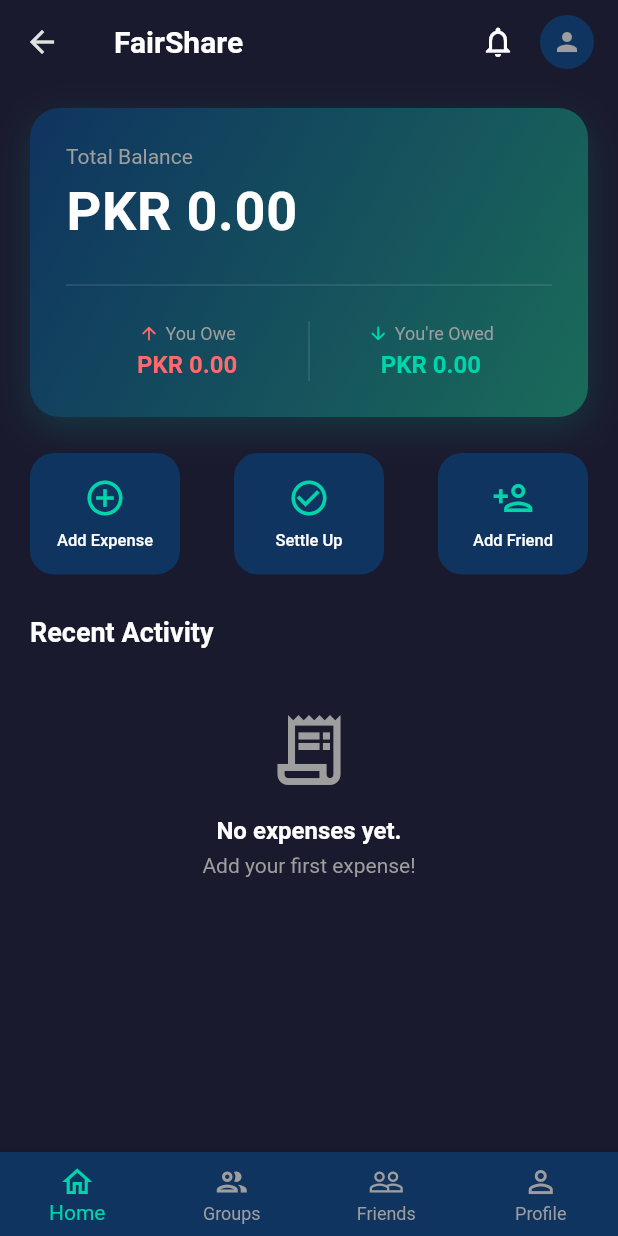
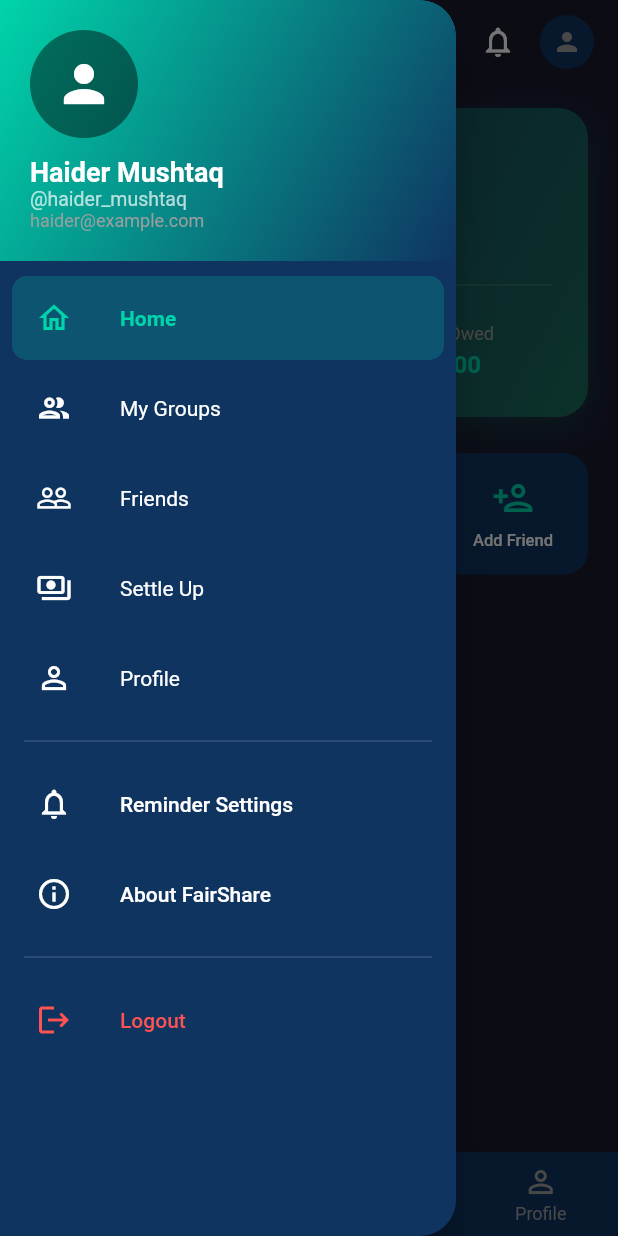
Before and after one commit to Haidermushtaq/splivy, a Flutter app: the DashboardScreen screen opened by its route, with the side drawer open (before the commit the screen has no drawer), on a phone screen of 412 x 824 dp. Run offline on Flutter 3.47's test engine with Material 3 defaults, Android fonts, the phone set to English and light mode, and no system bars; our stand-ins replace shared_preferences; accounts and stored records are empty.

Commit message:
feat: add app drawer with navigation links
Drawer slides in from the left on the DashboardScreen with rounded
right corners. Header shows user avatar, name, username and email.
Nav items highlight the active tab. Includes Reminder Settings,
About, and Logout dialogs. All navigation uses named routes.

Co-authored-by: HaiderZahoorr <haiderzahoor808@gmail.com>
Co-authored-by: shumailkhan845 <shumail.kn845@gmail.com>

```diff
--- a/lib/screens/dashboard/dashboard_screen.dart
+++ b/lib/screens/dashboard/dashboard_screen.dart
@@ -3,6 +3,7 @@ import 'package:flutter/services.dart';
 import '../groups/groups_screen.dart';
 import '../friends/friends_screen.dart';
 import '../profile/profile_screen.dart';
+import '../../widgets/app_drawer.dart';
 
 class DashboardScreen extends StatefulWidget {
   const DashboardScreen({super.key});
@@ -15,6 +16,11 @@ class _DashboardScreenState extends State<DashboardScreen> {
   int _currentIndex = 0;
 
   static const _bg = Color(0xFF1A1A2E);
+
+  String get _currentRoute {
+    const routes = ['/dashboard', '/groups', '/friends', '/profile'];
+    return routes[_currentIndex];
+  }
   static const _accent = Color(0xFF00D4AA);
   static const _cardDark = Color(0xFF0F3460);
 
@@ -66,6 +72,7 @@ class _DashboardScreenState extends State<DashboardScreen> {
       child: Scaffold(
         backgroundColor: _bg,
         appBar: _buildAppBar(),
+        drawer: AppDrawer(currentRoute: _currentRoute),
         body: _buildBody(),
         bottomNavigationBar: _buildBottomNav(),
       ),
@@ -76,7 +83,13 @@ class _DashboardScreenState extends State<DashboardScreen> {
     return AppBar(
       backgroundColor: _bg,
       elevation: 0,
-      titleSpacing: 20,
+      titleSpacing: 12,
+      leading: Builder(
+        builder: (ctx) => IconButton(
+          icon: const Icon(Icons.menu, color: Colors.white),
+          onPressed: () => Scaffold.of(ctx).openDrawer(),
+        ),
+      ),
       title: const Text(
         'FairShare',
         style: TextStyle(
--- /dev/null
+++ b/lib/widgets/app_drawer.dart
@@ -0,0 +1,350 @@
+import 'package:flutter/material.dart';
+
+class AppDrawer extends StatefulWidget {
+  final String currentRoute;
+  const AppDrawer({super.key, required this.currentRoute});
+
+  @override
+  State<AppDrawer> createState() => _AppDrawerState();
+}
+
+class _AppDrawerState extends State<AppDrawer> {
+  static const _bg = Color(0xFF0F3460);
+  static const _accent = Color(0xFF00D4AA);
+
+  int _reminderHours = 24;
+
+  @override
+  Widget build(BuildContext context) {
+    return Drawer(
+      backgroundColor: _bg,
+      shape: const RoundedRectangleBorder(
+        borderRadius: BorderRadius.only(
+          topRight: Radius.circular(24),
+          bottomRight: Radius.circular(24),
+        ),
+      ),
+      child: ListView(
+        padding: EdgeInsets.zero,
+        children: [
+          _buildHeader(context),
+          const SizedBox(height: 8),
+          _navTile(context, icon: Icons.home_outlined, label: 'Home', route: '/dashboard'),
+          _navTile(context, icon: Icons.group_outlined, label: 'My Groups', route: '/groups'),
+          _navTile(context, icon: Icons.people_outline, label: 'Friends', route: '/friends'),
+          _navTile(context, icon: Icons.payments_outlined, label: 'Settle Up', route: '/settle-up'),
+          _navTile(context, icon: Icons.person_outline, label: 'Profile', route: '/profile'),
+          const Divider(color: Colors.white24, indent: 16, endIndent: 16, height: 24),
+          _actionTile(
+            icon: Icons.notifications_outlined,
+            label: 'Reminder Settings',
+            onTap: _showReminderDialog,
+          ),
+          _actionTile(
+            icon: Icons.info_outline,
+            label: 'About FairShare',
+            onTap: _showAboutDialog,
+          ),
+          const Divider(color: Colors.white24, indent: 16, endIndent: 16, height: 24),
+          _actionTile(
+            icon: Icons.logout,
+            label: 'Logout',
+            onTap: _confirmLogout,
+            color: Colors.redAccent,
+          ),
+          const SizedBox(height: 16),
+        ],
+      ),
+    );
+  }
+
+  Widget _buildHeader(BuildContext context) {
+    return Container(
+      width: double.infinity,
+      decoration: const BoxDecoration(
+        gradient: LinearGradient(
+          colors: [Color(0xFF00D4AA), Color(0xFF0F3460)],
+          begin: Alignment.topLeft,
+          end: Alignment.bottomRight,
+        ),
+        borderRadius: BorderRadius.only(topRight: Radius.circular(24)),
+      ),
+      padding: EdgeInsets.only(
+        left: 20,
+        right: 20,
+        top: MediaQuery.of(context).padding.top + 20,
+        bottom: 20,
+      ),
+      child: Column(
+        crossAxisAlignment: CrossAxisAlignment.start,
+        children: [
+          const CircleAvatar(
+            radius: 36,
+            backgroundColor: Colors.black45,
+            child: Icon(Icons.person, color: Colors.white, size: 40),
+          ),
+          const SizedBox(height: 12),
+          const Text(
+            'Haider Mushtaq',
+            style: TextStyle(
+              color: Colors.white,
+              fontSize: 18,
+              fontWeight: FontWeight.bold,
+            ),
+          ),
+          const Text(
+            '@haider_mushtaq',
+            style: TextStyle(color: Colors.white70, fontSize: 13),
+          ),
+          const Text(
+            'haider@example.com',
+            style: TextStyle(color: Colors.grey, fontSize: 12),
+          ),
+        ],
+      ),
+    );
+  }
+
+  Widget _navTile(
+    BuildContext context, {
+    required IconData icon,
+    required String label,
+    required String route,
+  }) {
+    final active = widget.currentRoute == route;
+    return Padding(
+      padding: const EdgeInsets.symmetric(horizontal: 8, vertical: 2),
+      child: ListTile(
+        leading: Icon(icon, color: active ? _accent : Colors.white),
+        title: Text(
+          label,
+          style: TextStyle(
+            color: active ? _accent : Colors.white,
+            fontWeight: active ? FontWeight.bold : FontWeight.normal,
+          ),
+        ),
+        tileColor: active ? _accent.withValues(alpha: 0.2) : null,
+        shape: RoundedRectangleBorder(borderRadius: BorderRadius.circular(10)),
+        onTap: () {
+          if (route == '/dashboard') {
+            Navigator.of(context).pop();
+          } else {
+            Navigator.of(context)
+              ..pop()
+              ..pushNamed(route);
+          }
+        },
+      ),
+    );
+  }
+
+  Widget _actionTile({
+    required IconData icon,
+    required String label,
+    required VoidCallback onTap,
+    Color color = Colors.white,
+  }) {
+    return Padding(
+      padding: const EdgeInsets.symmetric(horizontal: 8, vertical: 2),
+      child: ListTile(
+        leading: Icon(icon, color: color),
+        title: Text(label, style: TextStyle(color: color)),
+        shape: RoundedRectangleBorder(borderRadius: BorderRadius.circular(10)),
+        onTap: onTap,
+      ),
+    );
+  }
+
+  void _showReminderDialog() {
+    int tempHours = _reminderHours;
+    showDialog(
+      context: context,
+      builder: (ctx) => StatefulBuilder(
+        builder: (ctx, setDialogState) => AlertDialog(
+          backgroundColor: _bg,
+          shape: RoundedRectangleBorder(borderRadius: BorderRadius.circular(16)),
+          title: const Text(
+            'Reminder Settings',
+            style: TextStyle(color: Colors.white, fontWeight: FontWeight.bold),
+          ),
+          content: Column(
+            mainAxisSize: MainAxisSize.min,
+            children: [
+              const Text(
+                'Payment reminder frequency',
+                style: TextStyle(color: Colors.grey, fontSize: 13),
+              ),
+              const SizedBox(height: 12),
+              ...[24, 48, 72].map((h) {
+                final selected = tempHours == h;
+                return InkWell(
+                  onTap: () => setDialogState(() => tempHours = h),
+                  borderRadius: BorderRadius.circular(8),
+                  child: Padding(
+                    padding: const EdgeInsets.symmetric(vertical: 8),
+                    child: Row(
+                      children: [
+                        Container(
+                          width: 20,
+                          height: 20,
+                          decoration: BoxDecoration(
+                            shape: BoxShape.circle,
+                            border: Border.all(
+                              color: selected ? _accent : Colors.grey,
+                              width: 2,
+                            ),
+                          ),
+                          child: selected
+                              ? Center(
+                                  child: Container(
+                                    width: 10,
+                                    height: 10,
+                                    decoration: const BoxDecoration(
+                                      shape: BoxShape.circle,
+                                      color: _accent,
+                                    ),
+                                  ),
+                                )
+                              : null,
+                        ),
+                        const SizedBox(width: 12),
+                        Text(
+                          'Every ${h}hrs',
+                          style: const TextStyle(color: Colors.white, fontSize: 14),
+                        ),
+                      ],
+                    ),
+                  ),
+                );
+              }),
+            ],
+          ),
+          actions: [
+            TextButton(
+              onPressed: () => Navigator.of(ctx).pop(),
+              child: const Text('Cancel', style: TextStyle(color: Colors.grey)),
+            ),
+            ElevatedButton(
+              style: ElevatedButton.styleFrom(
+                backgroundColor: _accent,
+                shape: RoundedRectangleBorder(borderRadius: BorderRadius.circular(8)),
+              ),
+              onPressed: () {
+                setState(() => _reminderHours = tempHours);
+                Navigator.of(ctx).pop();
+              },
+              child: const Text(
+                'Save',
+                style: TextStyle(color: Colors.black, fontWeight: FontWeight.bold),
+              ),
+            ),
+          ],
+        ),
+      ),
+    );
+  }
+
+  void _showAboutDialog() {
+    showDialog(
+      context: context,
+      builder: (ctx) => AlertDialog(
+        backgroundColor: _bg,
+        shape: RoundedRectangleBorder(borderRadius: BorderRadius.circular(16)),
+        title: const Row(
+          children: [
+            Icon(Icons.account_balance_wallet_rounded, color: _accent, size: 24),
+            SizedBox(width: 10),
+            Text(
+              'FairShare',
+              style: TextStyle(color: Colors.white, fontWeight: FontWeight.bold),
+            ),
+          ],
+        ),
+        content: Column(
+          mainAxisSize: MainAxisSize.min,
+          crossAxisAlignment: CrossAxisAlignment.start,
+          children: [
+            const Text('Version 1.0.0', style: TextStyle(color: Colors.grey, fontSize: 13)),
+            const Text(
+              'Split smart. Settle easy.',
+              style: TextStyle(color: Colors.grey, fontSize: 13),
+            ),
+            const SizedBox(height: 16),
+            const Text(
+              'Team',
+              style: TextStyle(
+                color: Colors.white,
+                fontWeight: FontWeight.bold,
+                fontSize: 13,
+              ),
+            ),
+            const SizedBox(height: 8),
+            ...['Haider Mushtaq', 'Mohsin Ashraf', 'Shumail Khan', 'Haider Zahoor'].map(
+              (name) => Padding(
+                padding: const EdgeInsets.only(bottom: 4),
+                child: Row(
+                  children: [
+                    const Icon(Icons.person_outline, color: _accent, size: 14),
+                    const SizedBox(width: 6),
+                    Text(name, style: const TextStyle(color: Colors.white, fontSize: 13)),
+                  ],
+                ),
+              ),
+            ),
+          ],
+        ),
+        actions: [
+          ElevatedButton(
+            style: ElevatedButton.styleFrom(
+              backgroundColor: _accent,
+              shape: RoundedRectangleBorder(borderRadius: BorderRadius.circular(8)),
+            ),
+            onPressed: () => Navigator.of(ctx).pop(),
+            child: const Text(
+              'Close',
+              style: TextStyle(color: Colors.black, fontWeight: FontWeight.bold),
+            ),
+          ),
+        ],
+      ),
+    );
+  }
+
+  void _confirmLogout() {
+    showDialog(
+      context: context,
+      builder: (ctx) => AlertDialog(
+        backgroundColor: _bg,
+        shape: RoundedRectangleBorder(borderRadius: BorderRadius.circular(16)),
+        title: const Text(
+          'Logout',
+          style: TextStyle(color: Colors.white, fontWeight: FontWeight.bold),
+        ),
+        content: const Text(
+          'Are you sure you want to logout?',
+          style: TextStyle(color: Colors.grey),
+        ),
+        actions: [
+          TextButton(
+            onPressed: () => Navigator.of(ctx).pop(),
+            child: const Text('Cancel', style: TextStyle(color: Colors.grey)),
+          ),
+          ElevatedButton(
+            style: ElevatedButton.styleFrom(
+              backgroundColor: Colors.red,
+              shape: RoundedRectangleBorder(borderRadius: BorderRadius.circular(8)),
+            ),
+            onPressed: () {
+              Navigator.of(ctx).pop();
+              Navigator.of(context).pushReplacementNamed('/login');
+            },
+            child: const Text(
+              'Logout',
+              style: TextStyle(color: Colors.white, fontWeight: FontWeight.bold),
+            ),
+          ),
+        ],
+      ),
+    );
+  }
+}
```
